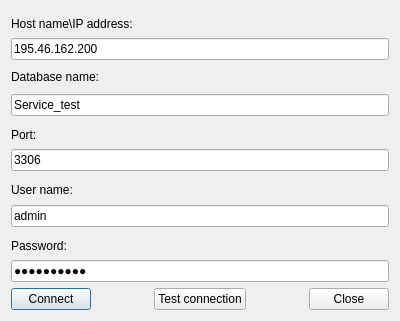
First picture: the form in connectdialog.ui, repository eboladev/XPPC, before the edit.
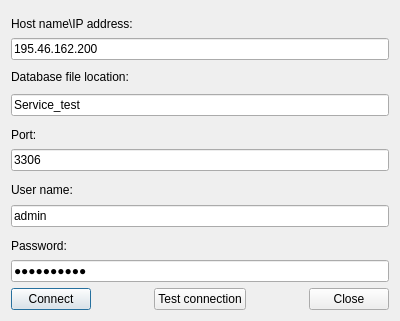
Second picture: the form after the edit.

```diff
--- a/connectdialog.ui
+++ b/connectdialog.ui
@@ -61,7 +61,7 @@
      <item>
       <widget class="QLabel" name="labelDBName">
        <property name="text">
-        <string>Database name:</string>
+        <string>Database file location:</string>
        </property>
        <property name="buddy">
         <cstring>lineEditDBName</cstring>
```
